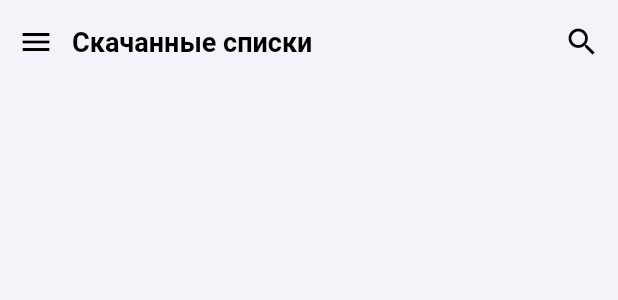
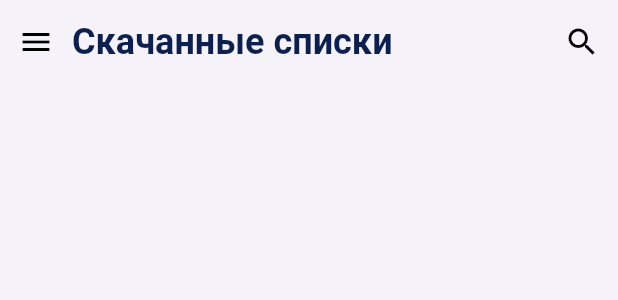
Before and after one commit to bushhiro/CompanyMedicineApp, a Flutter app: the CustomAppBar widget shown alone on an empty page, opened directly, on a phone screen of 412 x 824 dp. Shown: the top 300 px of the screen. Run offline on Flutter 3.47's test engine with Material 3 defaults, Android fonts, the phone set to English and light mode, and no system bars; our stand-ins replace shared_preferences, sqflite; accounts and stored records are empty; network calls fail.

Commit message:
rebuilding app design  -- rebuilt downloaded_lists_screen.dart
LOOK INTO custom_patient_card.dart LINE 70

```diff
--- a/lib/theme/app_colors.dart
+++ b/lib/theme/app_colors.dart
@@ -8,7 +8,9 @@ class AppColors {
   static const Color buttonColor = Color(0xFF0C1F4D);      // Цвет кнопок
   static const Color primaryTextColor = Colors.black;
   static const Color primaryColor = Color(0xffffffff);      // Основной цвет текста
-  static const Color hintColor = Color(0xFF9E9E9E);        // Подсказки, вторичный текст
+  static const Color hintColor = Color(0xFF9E9E9E);
+  static const Color titleColor = Color(0xFF0C1F4D);
+  // Подсказки, вторичный текст
 
   // Дополнительные оттенки
   static const Color borderColor = Color(0xFFE0E0E0);      // Светло-серый для рамок
--- a/lib/widgets/custom_app_bar.dart
+++ b/lib/widgets/custom_app_bar.dart
@@ -1,4 +1,6 @@
 import 'package:flutter/material.dart';
+
+import '../theme/app_colors.dart';
 
 class CustomAppBar extends StatefulWidget implements PreferredSizeWidget {
   final String title;
@@ -43,7 +45,7 @@ class _CustomAppBarState extends State<CustomAppBar> {
   Widget build(BuildContext context) {
     return AppBar(
       automaticallyImplyLeading: false,
-      backgroundColor: Colors.white,
+      backgroundColor: AppColors.primaryColor,
       elevation: 2,
       foregroundColor: Colors.black,
       titleSpacing: 0,
@@ -84,17 +86,17 @@ class _CustomAppBarState extends State<CustomAppBar> {
                 Text(
                   widget.title,
                   style: const TextStyle(
-                    fontSize: 18,
+                    fontSize: 24,
                     fontWeight: FontWeight.bold,
-                    color: Colors.black,
+                    color: AppColors.titleColor,
                   ),
                 ),
                 if (widget.subtitle != null && widget.subtitle!.isNotEmpty)
                   Text(
                     widget.subtitle!,
                     style: const TextStyle(
-                      fontSize: 14,
-                      color: Colors.grey,
+                      fontSize: 16,
+                      color: AppColors.hintColor,
                     ),
                   ),
               ],
```
Also changed, not shown: lib/presentation/screens/downloaded_lists_screen.dart (+27 -8 lines), lib/presentation/screens/patients_list_screen.dart (+4 -4 lines), lib/widgets/custom_patient_card.dart (+15 -24 lines).
